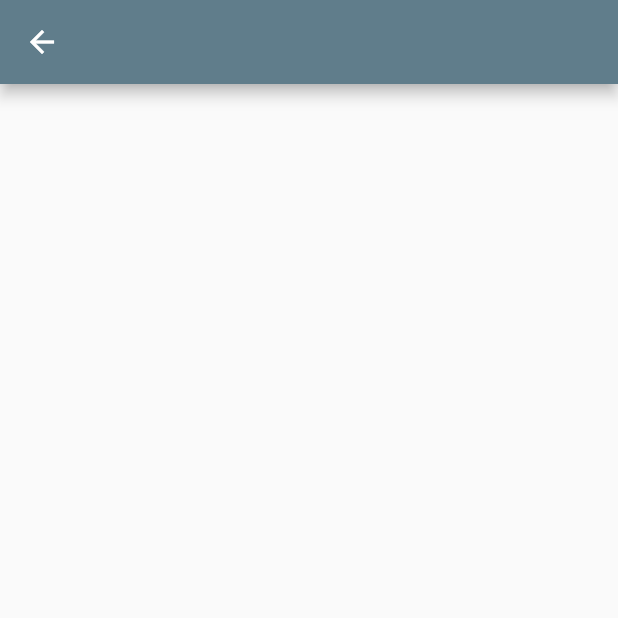
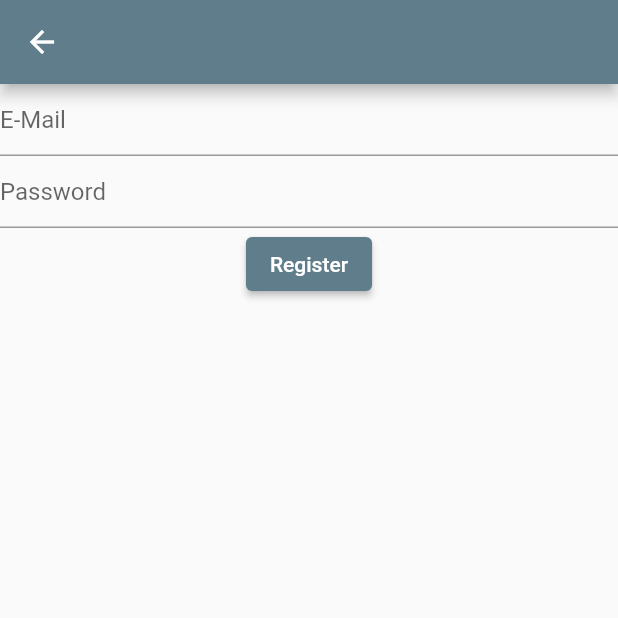
Before and after one commit to akillika/DSC-SASTRA-Task-Manager-Application, a Flutter app: the SignInPage screen opened directly, on a phone screen of 412 x 824 dp, the top half of it. Run offline on Flutter 3.47's test engine with Material 2 defaults, Android fonts, the light colour scheme and no system bars; our stand-ins replace firebase_auth, firebase_core; missing offline and left inert: dart:html; accounts and stored records are empty.

Commit message:
Registration Working

```diff
--- a/lib/signin.dart
+++ b/lib/signin.dart
@@ -1,3 +1,6 @@
+import 'dart:html';
+import 'package:firebase_auth/firebase_auth.dart';
+import 'package:firebase_core/firebase_core.dart';
 import 'package:flutter/material.dart';
 
 class SignInPage extends StatefulWidget {
@@ -6,10 +9,48 @@ class SignInPage extends StatefulWidget {
 }
 
 class _SignInPageState extends State<SignInPage> {
+  final TextEditingController userName = new TextEditingController();
+  final TextEditingController password = new TextEditingController();
+  FirebaseAuth auth = FirebaseAuth.instance;
   @override
   Widget build(BuildContext context) {
     return Scaffold(
       appBar: AppBar(),
+      body: Column(
+        children: [
+          TextField(
+            controller: userName,
+            showCursor: true,
+            decoration: InputDecoration(
+              hintText: 'E-Mail',
+            ),
+          ),
+          TextField(
+            controller: password,
+            showCursor: true,
+            decoration: InputDecoration(
+              hintText: 'Password',
+            ),
+          ),
+          ElevatedButton(
+              onPressed: () async {
+                try {
+                  UserCredential userCredential = await FirebaseAuth.instance
+                      .createUserWithEmailAndPassword(
+                          email: userName.text, password: password.text);
+                } on FirebaseAuthException catch (e) {
+                  if (e.code == 'weak-password') {
+                    print('The password provided is too weak.');
+                  } else if (e.code == 'email-already-in-use') {
+                    print('The account already exists for that email.');
+                  }
+                } catch (e) {
+                  print(e);
+                }
+              },
+              child: Text('Register'))
+        ],
+      ),
     );
   }
 }
--- a/pubspec.yaml
+++ b/pubspec.yaml
@@ -28,6 +28,8 @@ dependencies:
   # The following adds the Cupertino Icons font to your application.
   # Use with the CupertinoIcons class for iOS style icons.
   cupertino_icons: ^1.0.2
+  firebase_core:
+  firebase_auth:
 
 dev_dependencies:
   flutter_test:
```
Also changed, not shown: lib/main.dart (+26 -1 lines), pubspec.lock.
